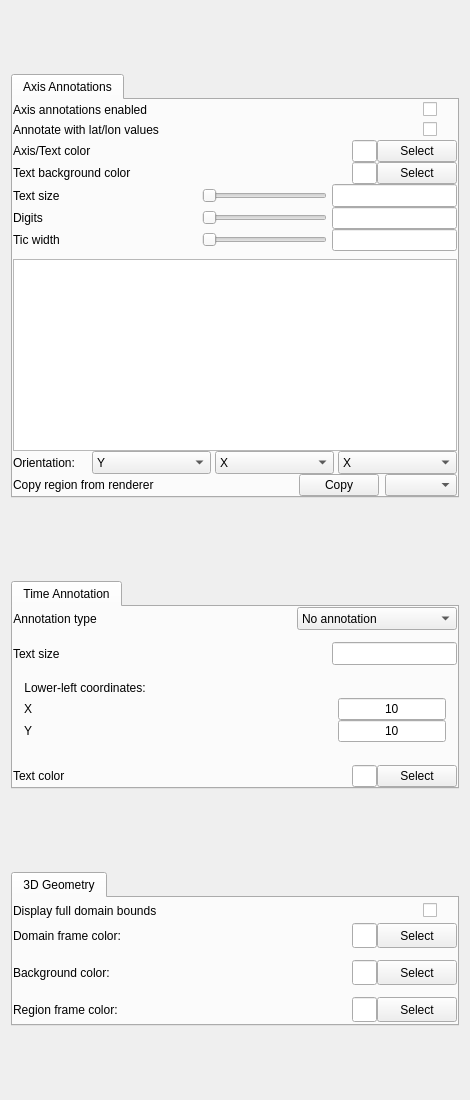
Qt form apps/vaporgui/AnnotationGUI.ui (NCAR/VAPOR) before a commit.
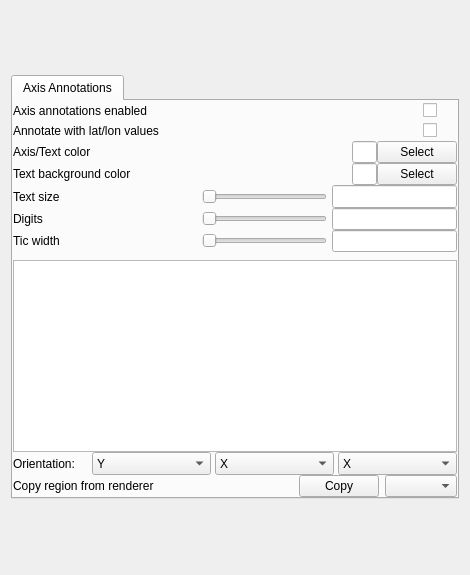
The same form after that commit.

Diff of the .ui file:
```diff
--- a/apps/vaporgui/AnnotationGUI.ui
+++ b/apps/vaporgui/AnnotationGUI.ui
@@ -7,7 +7,7 @@
     <x>0</x>
     <y>0</y>
     <width>470</width>
-    <height>1100</height>
+    <height>575</height>
    </rect>
   </property>
   <property name="sizePolicy">
@@ -40,7 +40,7 @@
   <property name="whatsThis">
    <string>&lt;html&gt;&lt;head/&gt;&lt;body&gt;&lt;p&gt;This panel specifies properties of each visualizer.  Additional information about this panel is available as a tooltip for each element.&lt;/p&gt;&lt;/body&gt;&lt;/html&gt;</string>
   </property>
-  <layout class="QVBoxLayout" name="verticalLayout_3" stretch="1,0,0">
+  <layout class="QVBoxLayout" name="verticalLayout_3" stretch="1">
    <property name="spacing">
     <number>20</number>
    </property>
@@ -732,822 +732,6 @@
      </widget>
     </widget>
    </item>
-   <item>
-    <widget class="QTabWidget" name="tabWidget_3">
-     <property name="sizePolicy">
-      <sizepolicy hsizetype="Minimum" vsizetype="Maximum">
-       <horstretch>0</horstretch>
-       <verstretch>0</verstretch>
-      </sizepolicy>
-     </property>
-     <property name="currentIndex">
-      <number>0</number>
-     </property>
-     <widget class="QWidget" name="tab_4">
-      <property name="sizePolicy">
-       <sizepolicy hsizetype="Minimum" vsizetype="Preferred">
-        <horstretch>0</horstretch>
-        <verstretch>0</verstretch>
-       </sizepolicy>
-      </property>
-      <attribute name="title">
-       <string>Time Annotation</string>
-      </attribute>
-      <layout class="QVBoxLayout" name="verticalLayout_8">
-       <property name="spacing">
-        <number>12</number>
-       </property>
-       <property name="leftMargin">
-        <number>0</number>
-       </property>
-       <property name="topMargin">
-        <number>0</number>
-       </property>
-       <property name="rightMargin">
-        <number>0</number>
-       </property>
-       <property name="bottomMargin">
-        <number>0</number>
-       </property>
-       <item>
-        <layout class="QHBoxLayout">
-         <item>
-          <widget class="QLabel" name="textLabel1_5">
-           <property name="sizePolicy">
-            <sizepolicy hsizetype="Minimum" vsizetype="Preferred">
-             <horstretch>0</horstretch>
-             <verstretch>0</verstretch>
-            </sizepolicy>
-           </property>
-           <property name="text">
-            <string>Annotation type</string>
-           </property>
-           <property name="alignment">
-            <set>Qt::AlignCenter</set>
-           </property>
-           <property name="wordWrap">
-            <bool>false</bool>
-           </property>
-          </widget>
-         </item>
-         <item>
-          <spacer name="spacer44">
-           <property name="orientation">
-            <enum>Qt::Horizontal</enum>
-           </property>
-           <property name="sizeType">
-            <enum>QSizePolicy::Expanding</enum>
-           </property>
-           <property name="sizeHint" stdset="0">
-            <size>
-             <width>21</width>
-             <height>20</height>
-            </size>
-           </property>
-          </spacer>
-         </item>
-         <item>
-          <widget class="QComboBox" name="_timeCombo">
-           <property name="sizePolicy">
-            <sizepolicy hsizetype="Minimum" vsizetype="Minimum">
-             <horstretch>0</horstretch>
-             <verstretch>0</verstretch>
-            </sizepolicy>
-           </property>
-           <property name="minimumSize">
-            <size>
-             <width>160</width>
-             <height>0</height>
-            </size>
-           </property>
-           <property name="toolTip">
-            <string>specify time annotation type</string>
-           </property>
-           <property name="currentIndex">
-            <number>0</number>
-           </property>
-           <property name="maxCount">
-            <number>4</number>
-           </property>
-           <item>
-            <property name="text">
-             <string>No annotation</string>
-            </property>
-           </item>
-           <item>
-            <property name="text">
-             <string>Time step number</string>
-            </property>
-           </item>
-           <item>
-            <property name="text">
-             <string>User time</string>
-            </property>
-           </item>
-           <item>
-            <property name="text">
-             <string>Formatted date/time</string>
-            </property>
-           </item>
-          </widget>
-         </item>
-        </layout>
-       </item>
-       <item>
-        <layout class="QHBoxLayout" name="horizontalLayout_14">
-         <property name="spacing">
-          <number>5</number>
-         </property>
-         <property name="topMargin">
-          <number>0</number>
-         </property>
-         <item>
-          <widget class="QLabel" name="label_19">
-           <property name="sizePolicy">
-            <sizepolicy hsizetype="Minimum" vsizetype="Preferred">
-             <horstretch>0</horstretch>
-             <verstretch>0</verstretch>
-            </sizepolicy>
-           </property>
-           <property name="text">
-            <string>Text size</string>
-           </property>
-          </widget>
-         </item>
-         <item>
-          <spacer name="horizontalSpacer_17">
-           <property name="orientation">
-            <enum>Qt::Horizontal</enum>
-           </property>
-           <property name="sizeHint" stdset="0">
-            <size>
-             <width>40</width>
-             <height>20</height>
-            </size>
-           </property>
-          </spacer>
-         </item>
-         <item>
-          <widget class="QLineEdit" name="_timeSizeEdit">
-           <property name="sizePolicy">
-            <sizepolicy hsizetype="Minimum" vsizetype="Minimum">
-             <horstretch>0</horstretch>
-             <verstretch>0</verstretch>
-            </sizepolicy>
-           </property>
-           <property name="minimumSize">
-            <size>
-             <width>125</width>
-             <height>0</height>
-            </size>
-           </property>
-           <property name="maximumSize">
-            <size>
-             <width>125</width>
-             <height>16777215</height>
-            </size>
-           </property>
-           <property name="layoutDirection">
-            <enum>Qt::LeftToRight</enum>
-           </property>
-           <property name="alignment">
-            <set>Qt::AlignCenter</set>
-           </property>
-          </widget>
-         </item>
-        </layout>
-       </item>
-       <item>
-        <widget class="QWidget" name="verticalLayout_9" native="true">
-         <layout class="QVBoxLayout" name="verticalLayout_7">
-          <property name="spacing">
-           <number>0</number>
-          </property>
-          <property name="topMargin">
-           <number>1</number>
-          </property>
-          <item>
-           <layout class="QHBoxLayout" name="horizontalLayout_13">
-            <property name="topMargin">
-             <number>0</number>
-            </property>
-            <item>
-             <widget class="QLabel" name="textLabel2_8">
-              <property name="sizePolicy">
-               <sizepolicy hsizetype="Minimum" vsizetype="Preferred">
-                <horstretch>0</horstretch>
-                <verstretch>0</verstretch>
-               </sizepolicy>
-              </property>
-              <property name="toolTip">
-               <string>Specify lower-left coordinate of time annotation relative to visualizer size</string>
-              </property>
-              <property name="text">
-               <string>Lower-left coordinates:</string>
-              </property>
-              <property name="alignment">
-               <set>Qt::AlignCenter</set>
-              </property>
-              <property name="wordWrap">
-               <bool>false</bool>
-              </property>
-             </widget>
-            </item>
-            <item>
-             <spacer name="horizontalSpacer_14">
-              <property name="orientation">
-               <enum>Qt::Horizontal</enum>
-              </property>
-              <property name="sizeHint" stdset="0">
-               <size>
-                <width>40</width>
-                <height>20</height>
-               </size>
-              </property>
-             </spacer>
-            </item>
-           </layout>
-          </item>
-          <item>
-           <layout class="QHBoxLayout" name="horizontalLayout_12">
-            <property name="topMargin">
-             <number>0</number>
-            </property>
-            <item>
-             <widget class="QLabel" name="label_17">
-              <property name="sizePolicy">
-               <sizepolicy hsizetype="Minimum" vsizetype="Preferred">
-                <horstretch>0</horstretch>
-                <verstretch>0</verstretch>
-               </sizepolicy>
-              </property>
-              <property name="text">
-               <string>X</string>
-              </property>
-             </widget>
-            </item>
-            <item>
-             <spacer name="horizontalSpacer_15">
-              <property name="orientation">
-               <enum>Qt::Horizontal</enum>
-              </property>
-              <property name="sizeHint" stdset="0">
-               <size>
-                <width>40</width>
-                <height>20</height>
-               </size>
-              </property>
-             </spacer>
-            </item>
-            <item>
-             <widget class="QLineEdit" name="_timeLLXEdit">
-              <property name="sizePolicy">
-               <sizepolicy hsizetype="Minimum" vsizetype="Minimum">
-                <horstretch>0</horstretch>
-                <verstretch>0</verstretch>
-               </sizepolicy>
-              </property>
-              <property name="maximumSize">
-               <size>
-                <width>125</width>
-                <height>16777215</height>
-               </size>
-              </property>
-              <property name="toolTip">
-               <string>Specify lower-left coordinate of time annotation relative to visualizer size</string>
-              </property>
-              <property name="text">
-               <string>10</string>
-              </property>
-              <property name="alignment">
-               <set>Qt::AlignHCenter</set>
-              </property>
-             </widget>
-            </item>
-           </layout>
-          </item>
-          <item>
-           <layout class="QHBoxLayout" name="horizontalLayout_7">
-            <property name="topMargin">
-             <number>0</number>
-            </property>
-            <item>
-             <widget class="QLabel" name="label_18">
-              <property name="sizePolicy">
-               <sizepolicy hsizetype="Minimum" vsizetype="Preferred">
-                <horstretch>0</horstretch>
-                <verstretch>0</verstretch>
-               </sizepolicy>
-              </property>
-              <property name="text">
-               <string>Y</string>
-              </property>
-             </widget>
-            </item>
-            <item>
-             <spacer name="horizontalSpacer_16">
-              <property name="orientation">
-               <enum>Qt::Horizontal</enum>
-              </property>
-              <property name="sizeHint" stdset="0">
-               <size>
-                <width>40</width>
-                <height>20</height>
-               </size>
-              </property>
-             </spacer>
-            </item>
-            <item>
-             <widget class="QLineEdit" name="_timeLLYEdit">
-              <property name="sizePolicy">
-               <sizepolicy hsizetype="Minimum" vsizetype="Minimum">
-                <horstretch>0</horstretch>
-                <verstretch>0</verstretch>
-               </sizepolicy>
-              </property>
-              <property name="maximumSize">
-               <size>
-                <width>125</width>
-                <height>16777215</height>
-               </size>
-              </property>
-              <property name="toolTip">
-               <string>Specify lower-left coordinate of time annotation relative to visualizer size</string>
-              </property>
-              <property name="text">
-               <string>10</string>
-              </property>
-              <property name="alignment">
-               <set>Qt::AlignHCenter</set>
-              </property>
-             </widget>
-            </item>
-           </layout>
-          </item>
-         </layout>
-        </widget>
-       </item>
-       <item>
-        <layout class="QHBoxLayout" name="horizontalLayout_15">
-         <property name="spacing">
-          <number>0</number>
-         </property>
-         <property name="topMargin">
-          <number>0</number>
-         </property>
-         <item>
-          <widget class="QLabel" name="label_20">
-           <property name="text">
-            <string>Text color</string>
-           </property>
-          </widget>
-         </item>
-         <item>
-          <spacer name="horizontalSpacer_18">
-           <property name="orientation">
-            <enum>Qt::Horizontal</enum>
-           </property>
-           <property name="sizeHint" stdset="0">
-            <size>
-             <width>40</width>
-             <height>20</height>
-            </size>
-           </property>
-          </spacer>
-         </item>
-         <item>
-          <widget class="QLineEdit" name="_timeColorEdit">
-           <property name="sizePolicy">
-            <sizepolicy hsizetype="Minimum" vsizetype="Minimum">
-             <horstretch>0</horstretch>
-             <verstretch>0</verstretch>
-            </sizepolicy>
-           </property>
-           <property name="maximumSize">
-            <size>
-             <width>25</width>
-             <height>16777215</height>
-            </size>
-           </property>
-           <property name="readOnly">
-            <bool>true</bool>
-           </property>
-          </widget>
-         </item>
-         <item>
-          <widget class="QPushButton" name="_timeColorButton">
-           <property name="text">
-            <string>Select</string>
-           </property>
-          </widget>
-         </item>
-        </layout>
-       </item>
-      </layout>
-     </widget>
-    </widget>
-   </item>
-   <item>
-    <widget class="QTabWidget" name="tabWidget_2">
-     <property name="sizePolicy">
-      <sizepolicy hsizetype="Minimum" vsizetype="Maximum">
-       <horstretch>0</horstretch>
-       <verstretch>0</verstretch>
-      </sizepolicy>
-     </property>
-     <property name="currentIndex">
-      <number>0</number>
-     </property>
-     <widget class="QWidget" name="tab_3">
-      <property name="sizePolicy">
-       <sizepolicy hsizetype="Minimum" vsizetype="Preferred">
-        <horstretch>0</horstretch>
-        <verstretch>0</verstretch>
-       </sizepolicy>
-      </property>
-      <attribute name="title">
-       <string>3D Geometry</string>
-      </attribute>
-      <layout class="QVBoxLayout" name="verticalLayout_4">
-       <property name="spacing">
-        <number>12</number>
-       </property>
-       <property name="leftMargin">
-        <number>0</number>
-       </property>
-       <property name="topMargin">
-        <number>0</number>
-       </property>
-       <property name="rightMargin">
-        <number>0</number>
-       </property>
-       <property name="bottomMargin">
-        <number>0</number>
-       </property>
-       <item>
-        <layout class="QVBoxLayout" name="verticalLayout_5">
-         <property name="spacing">
-          <number>0</number>
-         </property>
-         <property name="topMargin">
-          <number>0</number>
-         </property>
-         <property name="bottomMargin">
-          <number>0</number>
-         </property>
-         <item>
-          <layout class="QHBoxLayout" name="_5">
-           <property name="rightMargin">
-            <number>20</number>
-           </property>
-           <item>
-            <widget class="QLabel" name="label_16">
-             <property name="sizePolicy">
-              <sizepolicy hsizetype="Minimum" vsizetype="Preferred">
-               <horstretch>0</horstretch>
-               <verstretch>0</verstretch>
-              </sizepolicy>
-             </property>
-             <property name="text">
-              <string>Display full domain bounds</string>
-             </property>
-            </widget>
-           </item>
-           <item>
-            <spacer name="spacer23">
-             <property name="orientation">
-              <enum>Qt::Horizontal</enum>
-             </property>
-             <property name="sizeType">
-              <enum>QSizePolicy::Expanding</enum>
-             </property>
-             <property name="sizeHint" stdset="0">
-              <size>
-               <width>61</width>
-               <height>20</height>
-              </size>
-             </property>
-            </spacer>
-           </item>
-           <item>
-            <widget class="QCheckBox" name="domainFrameCheckbox">
-             <property name="minimumSize">
-              <size>
-               <width>0</width>
-               <height>25</height>
-              </size>
-             </property>
-             <property name="toolTip">
-              <string>Turn on/off wireframe display of full data domain</string>
-             </property>
-             <property name="text">
-              <string/>
-             </property>
-            </widget>
-           </item>
-          </layout>
-         </item>
-         <item>
-          <layout class="QHBoxLayout" name="_6">
-           <property name="spacing">
-            <number>0</number>
-           </property>
-           <item>
-            <widget class="QLabel" name="textLabel2_2_2">
-             <property name="sizePolicy">
-              <sizepolicy hsizetype="Minimum" vsizetype="Preferred">
-               <horstretch>0</horstretch>
-               <verstretch>0</verstretch>
-              </sizepolicy>
-             </property>
-             <property name="minimumSize">
-              <size>
-               <width>150</width>
-               <height>25</height>
-              </size>
-             </property>
-             <property name="text">
-              <string>Domain frame color:</string>
-             </property>
-             <property name="alignment">
-              <set>Qt::AlignLeading|Qt::AlignLeft|Qt::AlignVCenter</set>
-             </property>
-             <property name="wordWrap">
-              <bool>false</bool>
-             </property>
-             <property name="indent">
-              <number>0</number>
-             </property>
-            </widget>
-           </item>
-           <item>
-            <spacer name="spacer54">
-             <property name="orientation">
-              <enum>Qt::Horizontal</enum>
-             </property>
-             <property name="sizeType">
-              <enum>QSizePolicy::Expanding</enum>
-             </property>
-             <property name="sizeHint" stdset="0">
-              <size>
-               <width>31</width>
-               <height>20</height>
-              </size>
-             </property>
-            </spacer>
-           </item>
-           <item>
-            <widget class="QLineEdit" name="domainColorEdit">
-             <property name="sizePolicy">
-              <sizepolicy hsizetype="Minimum" vsizetype="Minimum">
-               <horstretch>0</horstretch>
-               <verstretch>0</verstretch>
-              </sizepolicy>
-             </property>
-             <property name="minimumSize">
-              <size>
-               <width>25</width>
-               <height>25</height>
-              </size>
-             </property>
-             <property name="maximumSize">
-              <size>
-               <width>25</width>
-               <height>16777215</height>
-              </size>
-             </property>
-             <property name="readOnly">
-              <bool>true</bool>
-             </property>
-            </widget>
-           </item>
-           <item>
-            <widget class="QPushButton" name="domainColorButton">
-             <property name="minimumSize">
-              <size>
-               <width>68</width>
-               <height>25</height>
-              </size>
-             </property>
-             <property name="toolTip">
-              <string>click to specify color of domain frame</string>
-             </property>
-             <property name="text">
-              <string>Select</string>
-             </property>
-             <property name="autoDefault">
-              <bool>false</bool>
-             </property>
-            </widget>
-           </item>
-          </layout>
-         </item>
-        </layout>
-       </item>
-       <item>
-        <layout class="QHBoxLayout" name="_4">
-         <property name="spacing">
-          <number>0</number>
-         </property>
-         <item>
-          <widget class="QLabel" name="textLabel2_3">
-           <property name="sizePolicy">
-            <sizepolicy hsizetype="Minimum" vsizetype="Preferred">
-             <horstretch>0</horstretch>
-             <verstretch>0</verstretch>
-            </sizepolicy>
-           </property>
-           <property name="minimumSize">
-            <size>
-             <width>150</width>
-             <height>25</height>
-            </size>
-           </property>
-           <property name="text">
-            <string>Background color:</string>
-           </property>
-           <property name="alignment">
-            <set>Qt::AlignLeading|Qt::AlignLeft|Qt::AlignVCenter</set>
-           </property>
-           <property name="wordWrap">
-            <bool>false</bool>
-           </property>
-          </widget>
-         </item>
-         <item>
-          <spacer name="spacer87">
-           <property name="orientation">
-            <enum>Qt::Horizontal</enum>
-           </property>
-           <property name="sizeType">
-            <enum>QSizePolicy::Expanding</enum>
-           </property>
-           <property name="sizeHint" stdset="0">
-            <size>
-             <width>31</width>
-             <height>21</height>
-            </size>
-           </property>
-          </spacer>
-         </item>
-         <item>
-          <widget class="QLineEdit" name="backgroundColorEdit">
-           <property name="sizePolicy">
-            <sizepolicy hsizetype="Minimum" vsizetype="Minimum">
-             <horstretch>0</horstretch>
-             <verstretch>0</verstretch>
-            </sizepolicy>
-           </property>
-           <property name="minimumSize">
-            <size>
-             <width>25</width>
-             <height>25</height>
-            </size>
-           </property>
-           <property name="maximumSize">
-            <size>
-             <width>25</width>
-             <height>16777215</height>
-            </size>
-           </property>
-           <property name="readOnly">
-            <bool>true</bool>
-           </property>
-          </widget>
-         </item>
-         <item>
-          <widget class="QPushButton" name="backgroundColorButton">
-           <property name="minimumSize">
-            <size>
-             <width>68</width>
-             <height>25</height>
-            </size>
-           </property>
-           <property name="toolTip">
-            <string>Click to edit the background color</string>
-           </property>
-           <property name="text">
-            <string>Select</string>
-           </property>
-           <property name="autoDefault">
-            <bool>false</bool>
-           </property>
-          </widget>
-         </item>
-        </layout>
-       </item>
-       <item>
-        <layout class="QVBoxLayout" name="verticalLayout_6">
-         <property name="spacing">
-          <number>0</number>
-         </property>
-         <property name="bottomMargin">
-          <number>0</number>
-         </property>
-         <item>
-          <layout class="QHBoxLayout" name="_8">
-           <property name="spacing">
-            <number>0</number>
-           </property>
-           <item>
-            <widget class="QLabel" name="textLabel2_6">
-             <property name="sizePolicy">
-              <sizepolicy hsizetype="Minimum" vsizetype="Preferred">
-               <horstretch>0</horstretch>
-               <verstretch>0</verstretch>
-              </sizepolicy>
-             </property>
-             <property name="minimumSize">
-              <size>
-               <width>150</width>
-               <height>25</height>
-              </size>
-             </property>
-             <property name="text">
-              <string>Region frame color:</string>
-             </property>
-             <property name="alignment">
-              <set>Qt::AlignLeading|Qt::AlignLeft|Qt::AlignVCenter</set>
-             </property>
-             <property name="wordWrap">
-              <bool>false</bool>
-             </property>
-             <property name="indent">
-              <number>0</number>
-             </property>
-            </widget>
-           </item>
-           <item>
-            <spacer name="spacer52">
-             <property name="orientation">
-              <enum>Qt::Horizontal</enum>
-             </property>
-             <property name="sizeType">
-              <enum>QSizePolicy::Expanding</enum>
-             </property>
-             <property name="sizeHint" stdset="0">
-              <size>
-               <width>31</width>
-               <height>20</height>
-              </size>
-             </property>
-            </spacer>
-           </item>
-           <item>
-            <widget class="QLineEdit" name="regionColorEdit">
-             <property name="sizePolicy">
-              <sizepolicy hsizetype="Minimum" vsizetype="Minimum">
-               <horstretch>0</horstretch>
-               <verstretch>0</verstretch>
-              </sizepolicy>
-             </property>
-             <property name="minimumSize">
-              <size>
-               <width>25</width>
-               <height>25</height>
-              </size>
-             </property>
-             <property name="maximumSize">
-              <size>
-               <width>25</width>
-               <height>16777215</height>
-              </size>
-             </property>
-             <property name="readOnly">
-              <bool>true</bool>
-             </property>
-            </widget>
-           </item>
-           <item>
-            <widget class="QPushButton" name="regionColorButton">
-             <property name="enabled">
-              <bool>true</bool>
-             </property>
-             <property name="minimumSize">
-              <size>
-               <width>68</width>
-               <height>25</height>
-              </size>
-             </property>
-             <property name="toolTip">
-              <string>Click to specify color of subregionframe</string>
-             </property>
-             <property name="text">
-              <string>Select</string>
-             </property>
-             <property name="autoDefault">
-              <bool>false</bool>
-             </property>
-            </widget>
-           </item>
-          </layout>
-         </item>
-        </layout>
-       </item>
-      </layout>
-     </widget>
-    </widget>
-   </item>
   </layout>
  </widget>
  <layoutdefault spacing="6" margin="11"/>
```
